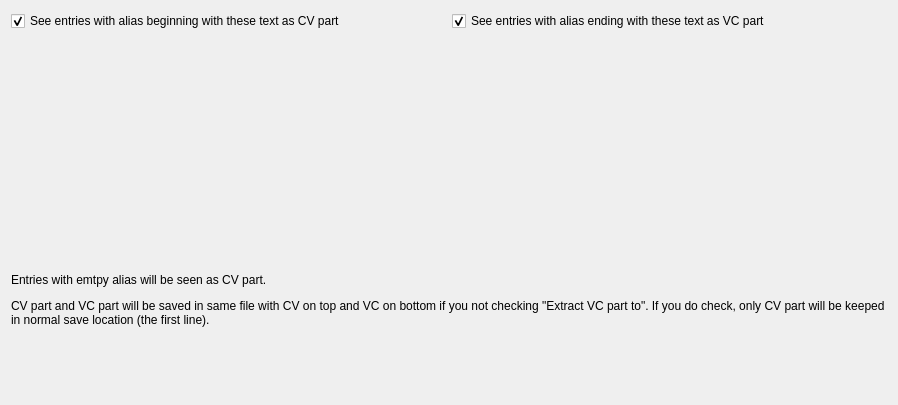
shine5402/KiraOtoToolbox, file src/cv_vcPartSplit/cv_vcpartsplitoptionwidget.ui: the form before one commit.
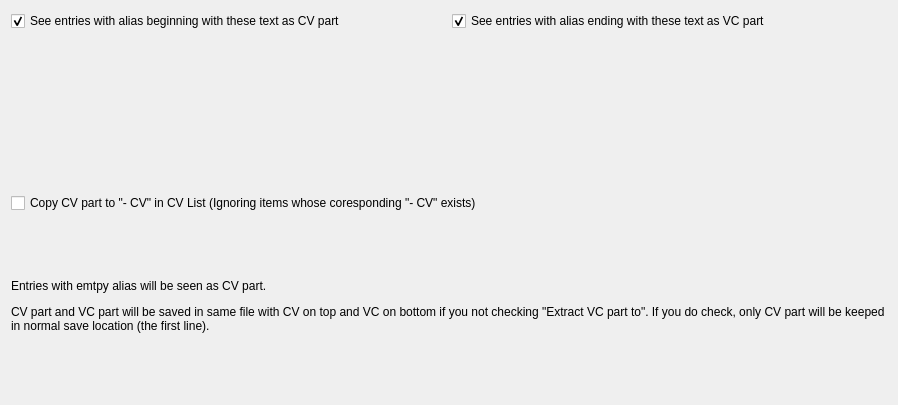
The form after the commit. Custom widgets are drawn as their Qt base class.

Commit message: CV_VC split tool: New "Copy CV part to '- CV' in CV List (Ignoring items whose coresponding '- CV' exists)" switch

The edit to the form file:
```diff
--- a/src/cv_vcPartSplit/cv_vcpartsplitoptionwidget.ui
+++ b/src/cv_vcPartSplit/cv_vcpartsplitoptionwidget.ui
@@ -49,6 +49,13 @@
      </item>
     </layout>
    </item>
+   <item>
+    <widget class="QCheckBox" name="copyCVtoStartOtoCheckBox">
+     <property name="text">
+      <string>Copy CV part to &quot;- CV&quot; in CV List (Ignoring items whose coresponding &quot;- CV&quot; exists)</string>
+     </property>
+    </widget>
+   </item>
    <item>
     <widget class="QLabel" name="label">
      <property name="text">
```
The commit also changes 3 other files.
